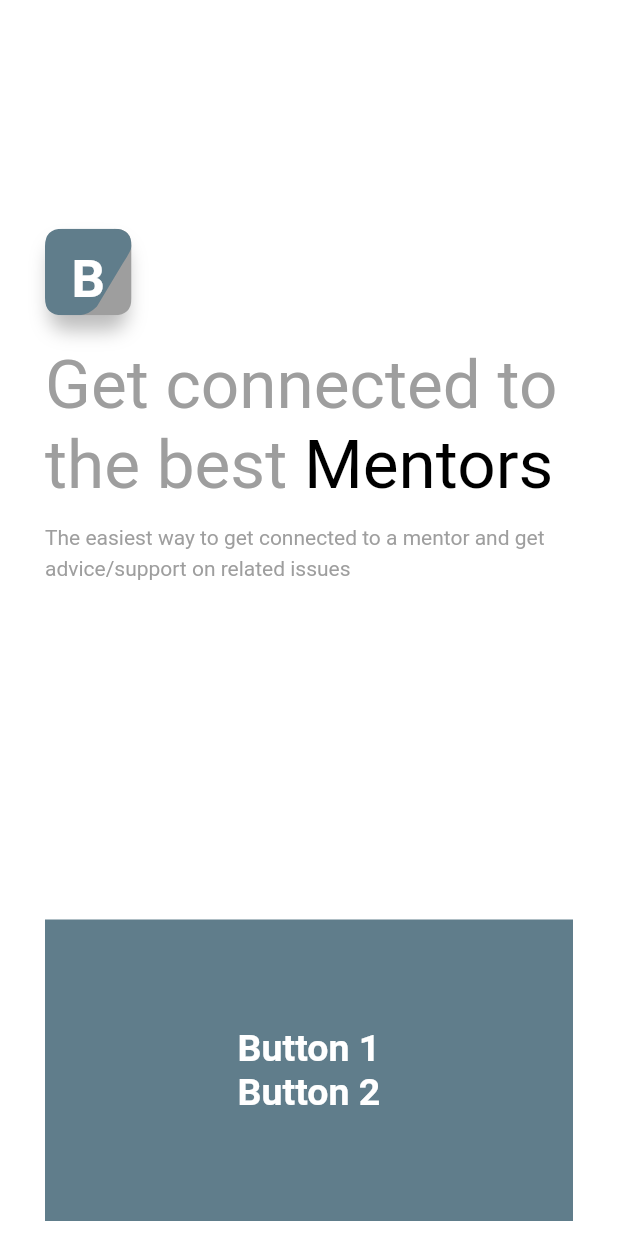
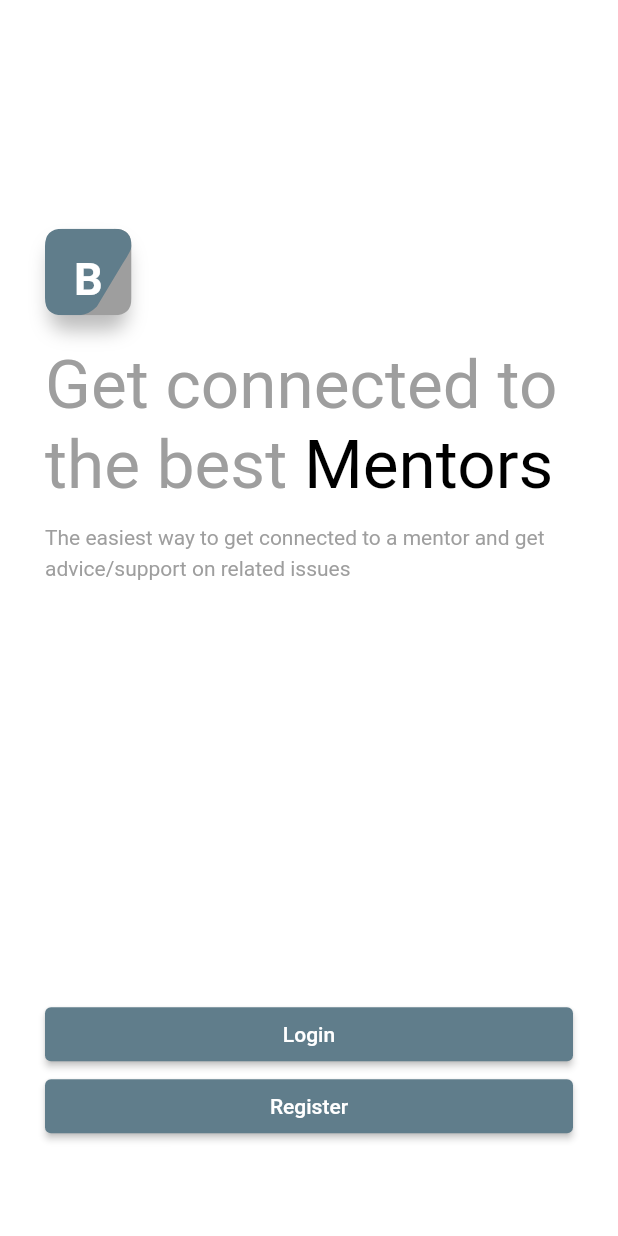
Before and after one commit to patrick-simon045/bonga, a Flutter app: the screen it shows after launch, on a phone screen of 412 x 824 dp. Run offline on Flutter 3.47's test engine with Material 2 defaults, Android fonts, the phone set to English and light mode, and no system bars; our stand-ins replace google_fonts; Roboto replaces fonts that are missing (Castoro).

Commit message:
code refactoring

```diff
--- /dev/null
+++ b/lib/components/WelcomeScreen/bottomPart.dart
@@ -0,0 +1,26 @@
+import 'package:flutter/material.dart';
+
+import '../../main.dart';
+
+class WelcomeScreenBottomPart extends StatelessWidget {
+  const WelcomeScreenBottomPart({
+    Key? key,
+  }) : super(key: key);
+
+  @override
+  Widget build(BuildContext context) {
+    return Expanded(
+      child: Container(
+        color: Colors.white,
+        child: Column(
+          mainAxisAlignment: MainAxisAlignment.center,
+          crossAxisAlignment: CrossAxisAlignment.stretch,
+          children: [
+            LoginButton(buttonText: "Login"),
+            RegisterButton(buttonText: "Register"),
+          ],
+        ),
+      ),
+    );
+  }
+}
--- /dev/null
+++ b/lib/components/WelcomeScreen/mainText.dart
@@ -0,0 +1,40 @@
+import 'package:flutter/material.dart';
+import 'package:google_fonts/google_fonts.dart';
+
+class WelcomeScreenMainText extends StatelessWidget {
+  const WelcomeScreenMainText({
+    Key? key,
+  }) : super(key: key);
+
+  @override
+  Widget build(BuildContext context) {
+    return Container(
+      alignment: Alignment.center,
+      child: RichText(
+        textAlign: TextAlign.start,
+        text: TextSpan(
+          text: "Get connected to the best ",
+          style: GoogleFonts.castoro(
+            textStyle: TextStyle(
+              fontWeight: FontWeight.normal,
+              color: Colors.grey,
+              fontSize: 45.0,
+            ),
+          ),
+          children: [
+            TextSpan(
+              text: "Mentors",
+              style: GoogleFonts.castoro(
+                textStyle: TextStyle(
+                  fontWeight: FontWeight.normal,
+                  color: Colors.black,
+                  fontSize: 45.0,
+                ),
+              ),
+            ),
+          ],
+        ),
+      ),
+    );
+  }
+}
--- /dev/null
+++ b/lib/components/WelcomeScreen/supportingText.dart
@@ -0,0 +1,22 @@
+import 'package:flutter/material.dart';
+
+import '../textWidget.dart';
+
+class WelcomeScreenSupportingText extends StatelessWidget {
+  const WelcomeScreenSupportingText({
+    Key? key,
+  }) : super(key: key);
+
+  @override
+  Widget build(BuildContext context) {
+    return TextWidget(
+      text:
+      "The easiest way to get connected to a mentor and get advice/support on related issues",
+      textAlign: TextAlign.start,
+      style: TextStyle(
+        height: 1.5,
+        color: Colors.grey,
+      ),
+    );
+  }
+}
--- /dev/null
+++ b/lib/components/WelcomeScreen/topPart.dart
@@ -0,0 +1,33 @@
+import 'package:bonga/components/WelcomeScreen/supportingText.dart';
+import 'package:bonga/components/iconAndTextWidget.dart';
+import 'package:flutter/material.dart';
+
+import 'mainText.dart';
+
+class WelcomeScreenTopPart extends StatelessWidget {
+  const WelcomeScreenTopPart({
+    Key? key,
+  }) : super(key: key);
+
+  @override
+  Widget build(BuildContext context) {
+    return Expanded(
+      flex: 3,
+      child: Container(
+        alignment: Alignment.center,
+        child: Column(
+          mainAxisAlignment: MainAxisAlignment.center,
+          crossAxisAlignment: CrossAxisAlignment.start,
+          children: [
+            IconLogo(logoSize: MediaQuery.of(context).size.height * 0.07),
+            SizedBox(height: 20.0),
+            WelcomeScreenMainText(),
+            SizedBox(height: 10.0),
+            WelcomeScreenSupportingText(),
+            SizedBox(height: MediaQuery.of(context).size.height * 0.1),
+          ],
+        ),
+      ),
+    );
+  }
+}
--- /dev/null
+++ b/lib/components/button.dart
@@ -0,0 +1,13 @@
+import 'package:flutter/material.dart';
+
+class CustomButton extends StatelessWidget {
+  final VoidCallback onPressed;
+  final Widget child;
+
+  CustomButton({required this.onPressed, required this.child});
+
+  @override
+  Widget build(BuildContext context) {
+    return ElevatedButton(onPressed: onPressed, child: child);
+  }
+}
--- a/lib/components/iconAndTextWidget.dart
+++ b/lib/components/iconAndTextWidget.dart
@@ -9,7 +9,7 @@ class IconLogo extends StatefulWidget {
     required this.logoSize,
     this.letterStyle = const TextStyle(
       fontWeight: FontWeight.bold,
-      fontSize: 60.0,
+      fontSize: 30.0,
       color: Colors.white,
     ),
   });
--- a/lib/main.dart
+++ b/lib/main.dart
@@ -1,9 +1,11 @@
+import 'package:bonga/components/button.dart';
 import 'package:bonga/components/textWidget.dart';
 import 'package:flutter/material.dart';
 import 'package:flutter/services.dart';
 import 'package:google_fonts/google_fonts.dart';
 
-import 'components/iconAndTextWidget.dart';
+import 'components/WelcomeScreen/bottomPart.dart';
+import 'components/WelcomeScreen/topPart.dart';
 
 void main() {
   SystemChrome.setSystemUIOverlayStyle(
@@ -39,103 +41,41 @@ class BongaHome extends StatelessWidget {
       body: Padding(
         padding: const EdgeInsets.symmetric(horizontal: 30.0, vertical: 10.0),
         child: Column(
-          children: [
-            Expanded(
-              flex: 3,
-              child: Container(
-                alignment: Alignment.center,
-                child: Column(
-                  mainAxisAlignment: MainAxisAlignment.center,
-                  crossAxisAlignment: CrossAxisAlignment.start,
-                  children: [
-                    IconLogo(
-                      logoSize: MediaQuery.of(context).size.height * 0.07,
-                      letterStyle: TextStyle(
-                        fontWeight: FontWeight.bold,
-                        color: Colors.white,
-                        fontSize: 35.0,
-                      ),
-                    ),
-                    SizedBox(height: 20.0),
-                    Container(
-                      alignment: Alignment.center,
-                      child: RichText(
-                        textAlign: TextAlign.start,
-                        text: TextSpan(
-                          text: "Get connected to the best ",
-                          style: GoogleFonts.castoro(
-                            textStyle: TextStyle(
-                              fontWeight: FontWeight.normal,
-                              color: Colors.grey,
-                              fontSize: 45.0,
-                            ),
-                          ),
-                          children: [
-                            TextSpan(
-                              text: "Mentors",
-                              style: GoogleFonts.castoro(
-                                textStyle: TextStyle(
-                                  fontWeight: FontWeight.normal,
-                                  color: Colors.black,
-                                  fontSize: 45.0,
-                                ),
-                              ),
-                            ),
-                          ],
-                        ),
-                      ),
-                    ),
-                    SizedBox(height: 10.0),
-                    TextWidget(
-                      text:
-                          "The easiest way to get connected to a mentor and get advice/support on related issues",
-                      textAlign: TextAlign.start,
-                      style: TextStyle(
-                        height: 1.5,
-                        color: Colors.grey,
-                      ),
-                    ),
-                    SizedBox(height: MediaQuery.of(context).size.height * 0.1),
-                  ],
-                ),
-              ),
-            ),
-            Expanded(
-              child: Container(
-                color: Colors.blueGrey,
-                child: Column(
-                  mainAxisAlignment: MainAxisAlignment.center,
-                  crossAxisAlignment: CrossAxisAlignment.stretch,
-                  children: [
-                    Container(
-                      alignment: Alignment.center,
-                      child: TextWidget(
-                        text: "Button 1",
-                        style: TextStyle(
-                          fontWeight: FontWeight.bold,
-                          color: Colors.white,
-                          fontSize: 25.0,
-                        ),
-                      ),
-                    ),
-                    Container(
-                      alignment: Alignment.center,
-                      child: TextWidget(
-                        text: "Button 2",
-                        style: TextStyle(
-                          fontWeight: FontWeight.bold,
-                          color: Colors.white,
-                          fontSize: 25.0,
-                        ),
-                      ),
-                    ),
-                  ],
-                ),
-              ),
-            )
-          ],
+          children: [WelcomeScreenTopPart(), WelcomeScreenBottomPart()],
         ),
       ),
     );
   }
 }
+
+class RegisterButton extends StatelessWidget {
+  final String buttonText;
+
+  RegisterButton({required this.buttonText});
+
+  @override
+  Widget build(BuildContext context) {
+    return CustomButton(
+      onPressed: () {
+        print("Register Button Pressed");
+      },
+      child: TextWidget(text: buttonText),
+    );
+  }
+}
+
+class LoginButton extends StatelessWidget {
+  final String buttonText;
+
+  LoginButton({required this.buttonText});
+
+  @override
+  Widget build(BuildContext context) {
+    return CustomButton(
+      onPressed: () {
+        print("Login Button Pressed");
+      },
+      child: TextWidget(text: buttonText),
+    );
+  }
+}
```
